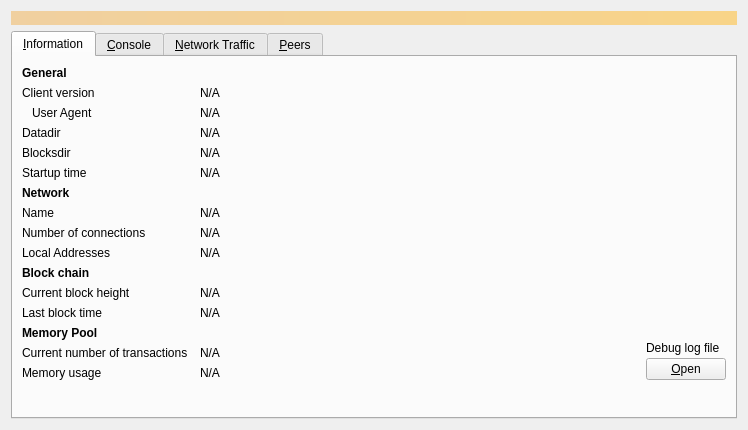
Before: the Qt Designer form src/qt/forms/debugwindow.ui in bitcoinknots/bitcoin, drawn with Qt 5.
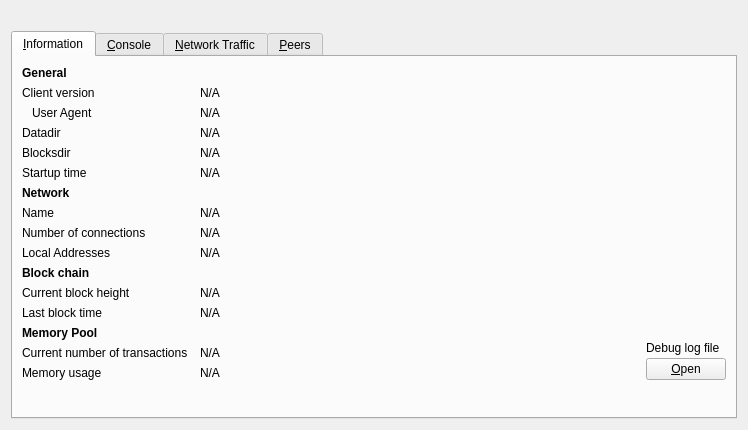
After: the same form once the commit is applied. Icons and pictures are not drawn. Custom widgets are drawn as their Qt base class.

The edit to the form file:
```diff
--- a/src/qt/forms/debugwindow.ui
+++ b/src/qt/forms/debugwindow.ui
@@ -19,9 +19,6 @@
      <property name="visible">
       <bool>false</bool>
      </property>
-     <property name="styleSheet">
-      <string notr="true">QLabel { background-color: qlineargradient(x1: 0, y1: 0, x2: 1, y2: 0, stop:0 #F0D0A0, stop:1 #F8D488); color:#000000; }</string>
-     </property>
      <property name="wordWrap">
       <bool>true</bool>
      </property>
```
